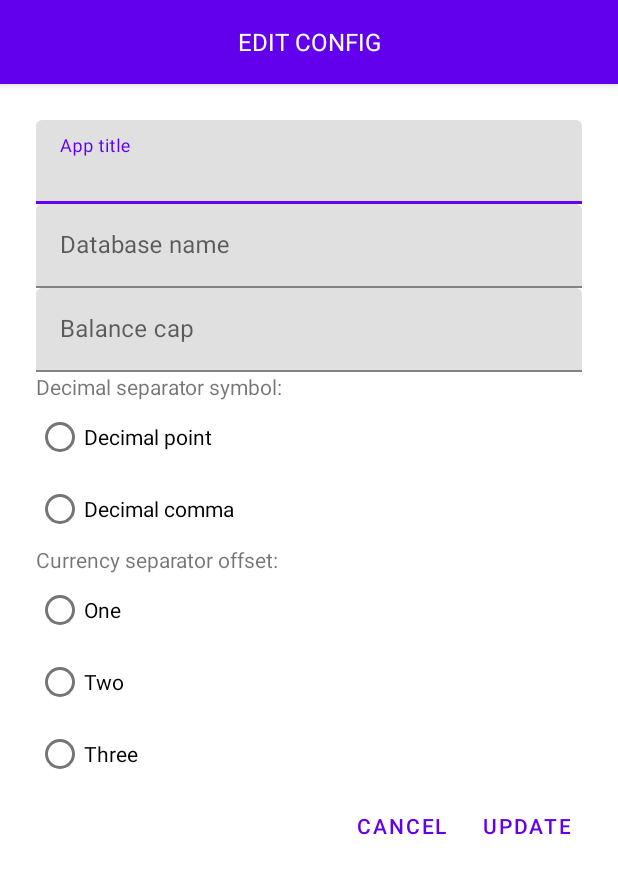
After one commit to hakurei-raymoo/chit-list, an Android app: the layout fragment_edit_config.xml on its own in the app's theme, with its tools: preview values and no code run, on a phone screen of 412 x 824 dp. The commit adds this screen. Shown: the top 874 px of the screen. Run offline under Robolectric (Android 15) with nearby library versions, the phone set to English and light mode, and no system bars.

Commit message:
Implemented simple data binding in config dialog.

```diff
--- a/app/src/main/java/gensokyo/hakurei/chitlist/MainActivity.kt
+++ b/app/src/main/java/gensokyo/hakurei/chitlist/MainActivity.kt
@@ -33,7 +33,6 @@ class MainActivity : AppCompatActivity() {
 
     override fun onCreate(savedInstanceState: Bundle?) {
         Config.init(this)
-        Config.write()
         Config.read()
 
         // Call the superclass implementation.
--- /dev/null
+++ b/app/src/main/res/layout/fragment_edit_config.xml
@@ -0,0 +1,157 @@
+<?xml version="1.0" encoding="utf-8"?>
+<layout xmlns:android="http://schemas.android.com/apk/res/android"
+        xmlns:app="http://schemas.android.com/apk/res-auto"
+        xmlns:tools="http://schemas.android.com/tools">
+
+    <data>
+
+        <variable
+                name="editConfigViewModel"
+                type="gensokyo.hakurei.chitlist.viewmodels.EditConfigViewModel" />
+
+        <import type="gensokyo.hakurei.chitlist.utilities.Converter" />
+    </data>
+
+    <RelativeLayout
+            android:layout_width="match_parent"
+            android:layout_height="wrap_content">
+
+        <LinearLayout
+                android:layout_width="match_parent"
+                android:layout_height="wrap_content"
+                android:orientation="vertical">
+
+            <TextView
+                    android:id="@+id/title_text"
+                    style="@style/Widget.MaterialComponents.Toolbar.PrimarySurface"
+                    android:layout_width="match_parent"
+                    android:layout_height="?attr/actionBarSize"
+                    android:gravity="center"
+                    android:text="@string/edit_config"
+                    android:textAllCaps="true"
+                    android:textColor="@color/colorOnPrimary"
+                    android:textSize="16sp" />
+
+            <androidx.core.widget.NestedScrollView
+                    android:id="@+id/scrollView"
+                    android:layout_width="match_parent"
+                    android:layout_height="wrap_content"
+                    app:layout_behavior="@string/appbar_scrolling_view_behavior">
+
+                <LinearLayout
+                        android:layout_width="match_parent"
+                        android:layout_height="wrap_content"
+                        android:orientation="vertical"
+                        android:padding="@dimen/spacing_large">
+
+                    <com.google.android.material.textfield.TextInputLayout
+                            android:layout_width="match_parent"
+                            android:layout_height="wrap_content"
+                            android:hint="@string/app_title">
+
+                        <com.google.android.material.textfield.TextInputEditText
+                                android:layout_width="match_parent"
+                                android:layout_height="wrap_content"
+                                android:inputType="textNoSuggestions|textVisiblePassword"
+                                android:text="@={editConfigViewModel.appName}" />
+                    </com.google.android.material.textfield.TextInputLayout>
+
+                    <com.google.android.material.textfield.TextInputLayout
+                            android:layout_width="match_parent"
+                            android:layout_height="wrap_content"
+                            android:hint="@string/database_name">
+
+                        <com.google.android.material.textfield.TextInputEditText
+                                android:layout_width="match_parent"
+                                android:layout_height="wrap_content"
+                                android:inputType="textNoSuggestions|textVisiblePassword"
+                                android:text="@={editConfigViewModel.databaseName}" />
+                    </com.google.android.material.textfield.TextInputLayout>
+
+                    <com.google.android.material.textfield.TextInputLayout
+                            android:layout_width="match_parent"
+                            android:layout_height="wrap_content"
+                            android:hint="@string/balance_cap">
+
+                        <com.google.android.material.textfield.TextInputEditText
+                                android:layout_width="match_parent"
+                                android:layout_height="wrap_content"
+                                android:inputType="number"
+                                android:text="@={Converter.addDecimal(editConfigViewModel.balanceCap)}" />
+                    </com.google.android.material.textfield.TextInputLayout>
+
+                    <TextView
+                            android:layout_width="match_parent"
+                            android:layout_height="wrap_content"
+                            android:text="@string/decimal_separator_symbol" />
+
+                    <RadioGroup
+                            android:layout_width="match_parent"
+                            android:layout_height="match_parent">
+
+                        <RadioButton
+                                android:id="@+id/point_button"
+                                android:layout_width="match_parent"
+                                android:layout_height="wrap_content"
+                                android:text="@string/decimal_point" />
+
+                        <RadioButton
+                                android:id="@+id/comma_button"
+                                android:layout_width="match_parent"
+                                android:layout_height="wrap_content"
+                                android:text="@string/decimal_comma" />
+                    </RadioGroup>
+
+                    <TextView
+                            android:layout_width="match_parent"
+                            android:layout_height="wrap_content"
+                            android:text="@string/currency_separator_offset" />
+
+                    <RadioGroup
+                            android:layout_width="match_parent"
+                            android:layout_height="match_parent">
+
+                        <RadioButton
+                                android:id="@+id/one_button"
+                                android:layout_width="match_parent"
+                                android:layout_height="wrap_content"
+                                android:text="@string/one" />
+
+                        <RadioButton
+                                android:id="@+id/two_button"
+                                android:layout_width="match_parent"
+                                android:layout_height="wrap_content"
+                                android:text="@string/two" />
+
+                        <RadioButton
+                                android:id="@+id/three_button"
+                                android:layout_width="match_parent"
+                                android:layout_height="wrap_content"
+                                android:text="@string/three" />
+                    </RadioGroup>
+
+                    <RelativeLayout
+                            android:layout_width="match_parent"
+                            android:layout_height="wrap_content">
+
+                        <com.google.android.material.button.MaterialButton
+                                android:id="@+id/update_button"
+                                style="@style/Widget.MaterialComponents.Button.TextButton.Dialog"
+                                android:layout_width="wrap_content"
+                                android:layout_height="wrap_content"
+                                android:layout_alignParentEnd="true"
+                                android:text="@string/update" />
+
+                        <com.google.android.material.button.MaterialButton
+                                android:id="@+id/cancel_button"
+                                style="@style/Widget.MaterialComponents.Button.TextButton.Dialog"
+                                android:layout_width="wrap_content"
+                                android:layout_height="wrap_content"
+                                android:layout_toStartOf="@id/update_button"
+                                android:text="@string/cancel" />
+                    </RelativeLayout>
+                </LinearLayout>
+            </androidx.core.widget.NestedScrollView>
+        </LinearLayout>
+    </RelativeLayout>
+</layout>
--- a/app/src/main/res/values/strings.xml
+++ b/app/src/main/res/values/strings.xml
@@ -48,6 +48,7 @@
     <string name="export_transactions">Export transactions</string>
     <string name="backup_database">Backup database</string>
     <string name="restore_database">Restore database</string>
+    <string name="edit_config">Edit config</string>
     <string name="exit_application">Exit application</string>
     <string name="info">Info:</string>
     <string name="log">Log:</string>
@@ -96,4 +97,17 @@
     <string name="current_password">Current password</string>
     <string name="new_password">New password</string>
     <string name="confirm_password">Confirm password</string>
+    <!-- Config -->
+    <string name="config">Config</string>
+    <string name="app_title">App title</string>
+    <string name="database_name">Database name</string>
+    <string name="balance_cap">Balance cap</string>
+    <string name="decimal_separator_symbol">Decimal separator symbol:</string>
+    <string name="decimal_point">Decimal point</string>
+    <string name="decimal_comma">Decimal comma</string>
+    <string name="currency_separator_offset">Currency separator offset:</string>
+    <string name="one">One</string>
+    <string name="two">Two</string>
+    <string name="three">Three</string>
+    <string name="config_saved">Config saved. Restart to apply changes.</string>
 </resources>
```
Also changed, not shown: app/src/main/java/gensokyo/hakurei/chitlist/AdminSettingsFragment.kt (+7 -0 lines), app/src/main/java/gensokyo/hakurei/chitlist/EditConfigFragment.kt (added, +52 -0 lines), app/src/main/java/gensokyo/hakurei/chitlist/utilities/Config.kt (+41 -27 lines), app/src/main/java/gensokyo/hakurei/chitlist/utilities/Util.kt (+5 -5 lines), app/src/main/java/gensokyo/hakurei/chitlist/viewmodels/EditConfigViewModel.kt (added, +47 -0 lines), app/src/main/res/layout/fragment_admin_settings.xml (+7 -0 lines), app/src/main/res/navigation/navigation.xml (+9 -0 lines).
